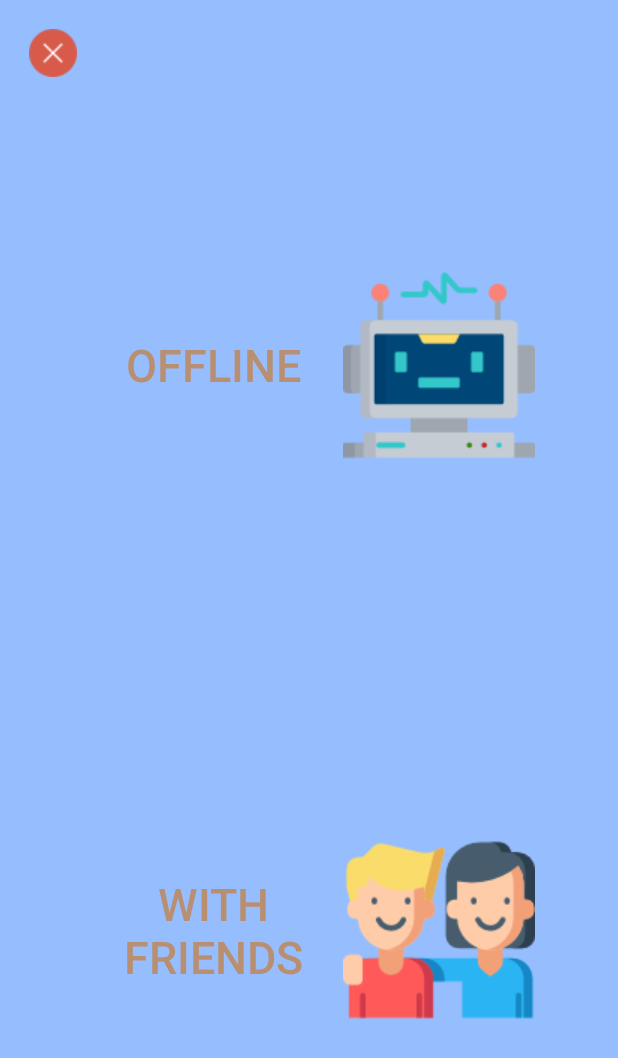
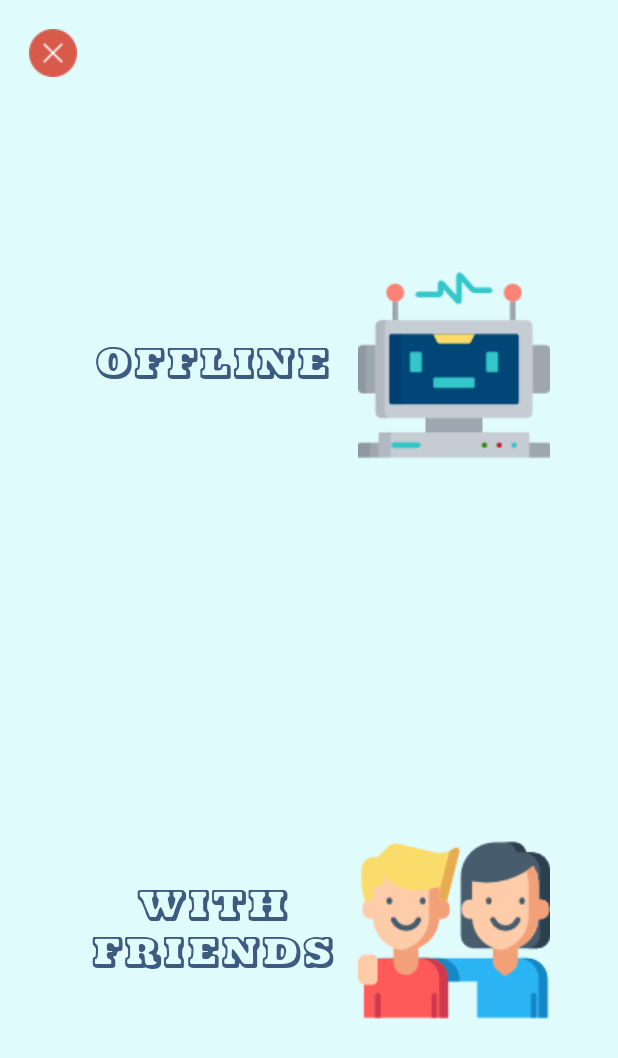
Before and after one commit to brunocoelho1997/NavalBattleGame, an Android app: the newGameActivity screen opened directly, with no data from a screen before it, on a phone screen of 412 x 824 dp. Shown: the top 1058 px of the screen. Run offline under Robolectric (Android 15) with nearby library versions, the phone set to English and light mode, and no system bars.

Commit message:
New font. Some activied changed

```diff
--- a/app/src/main/java/com/example/brunocoelho/navalbattle/Game/Data.java
+++ b/app/src/main/java/com/example/brunocoelho/navalbattle/Game/Data.java
@@ -20,7 +20,6 @@ public class Data implements Serializable{
     private boolean amITeamA;
     private boolean twoPlayer;
 
-    private Profile selectedProfile;
 
     public Data() {
         teamA = new Team();
--- /dev/null
+++ b/app/src/main/res/font/font.xml
@@ -0,0 +1,4 @@
+<?xml version="1.0" encoding="utf-8"?>
+<font-family xmlns:android="http://schemas.android.com/apk/res/android">
+
+</font-family>
--- a/app/src/main/res/layout/activity_new_game.xml
+++ b/app/src/main/res/layout/activity_new_game.xml
@@ -4,7 +4,7 @@
     android:layout_height="match_parent"
     android:orientation="vertical"
     android:padding="15dp"
-    android:background="#96beff"
+    android:background="#E0FBFC"
     >
 
     <ImageButton
@@ -31,14 +31,16 @@
             android:paddingRight="30dp">
 
             <Button
+
+                android:background="@null"
+                android:textColor="#3D5A80"
                 android:drawableRight="@drawable/offline"
-                android:background="@null"
-                android:textColor="#b98f71"
+                android:fontFamily="@font/mastodontus"
+
                 android:id="@+id/btOfflineGame"
                 android:layout_width="match_parent"
                 android:layout_height="wrap_content"
                 android:onClick="onOfflineGame"
-                android:padding="10dp"
                 android:text="@string/offline"
                 android:textSize="30sp" />
 
@@ -53,14 +55,15 @@
             android:paddingRight="30dp">
 
             <Button
+
+                android:background="@null"
+                android:textColor="#3D5A80"
+                android:fontFamily="@font/mastodontus"
                 android:drawableRight="@drawable/withfriends"
-                android:background="@null"
-                android:textColor="#b98f71"
                 android:id="@+id/btOnlineGame"
                 android:layout_width="match_parent"
                 android:layout_height="wrap_content"
                 android:onClick="onOnlineGame"
-                android:padding="10dp"
 
                 android:text="@string/online"
                 android:textSize="30sp" />
```
Also changed, not shown: app/src/main/res/layout/activity_credits.xml (+7 -6 lines), app/src/main/res/layout/activity_main.xml (+8 -6 lines), app/src/main/res/drawable/logo.png, app/src/main/res/drawable/newgame.png, app/src/main/res/drawable/profiles.png, app/src/main/res/font/mastodontus.otf (added).
